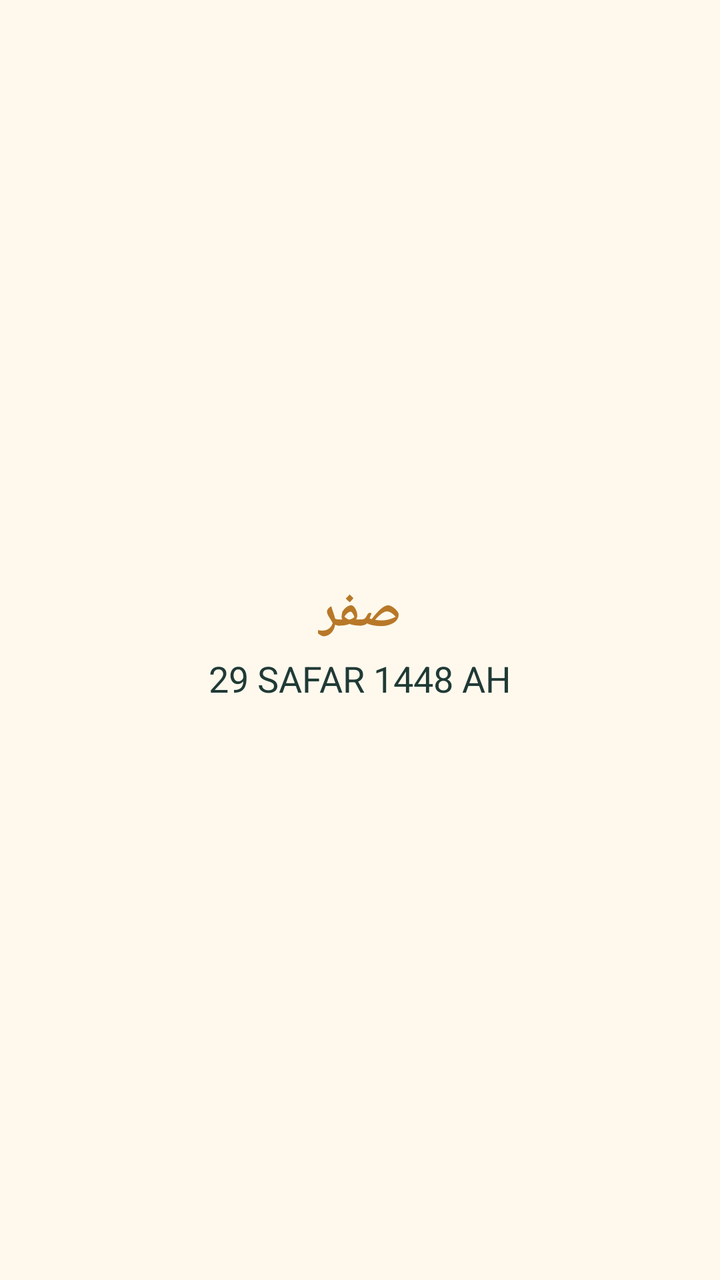
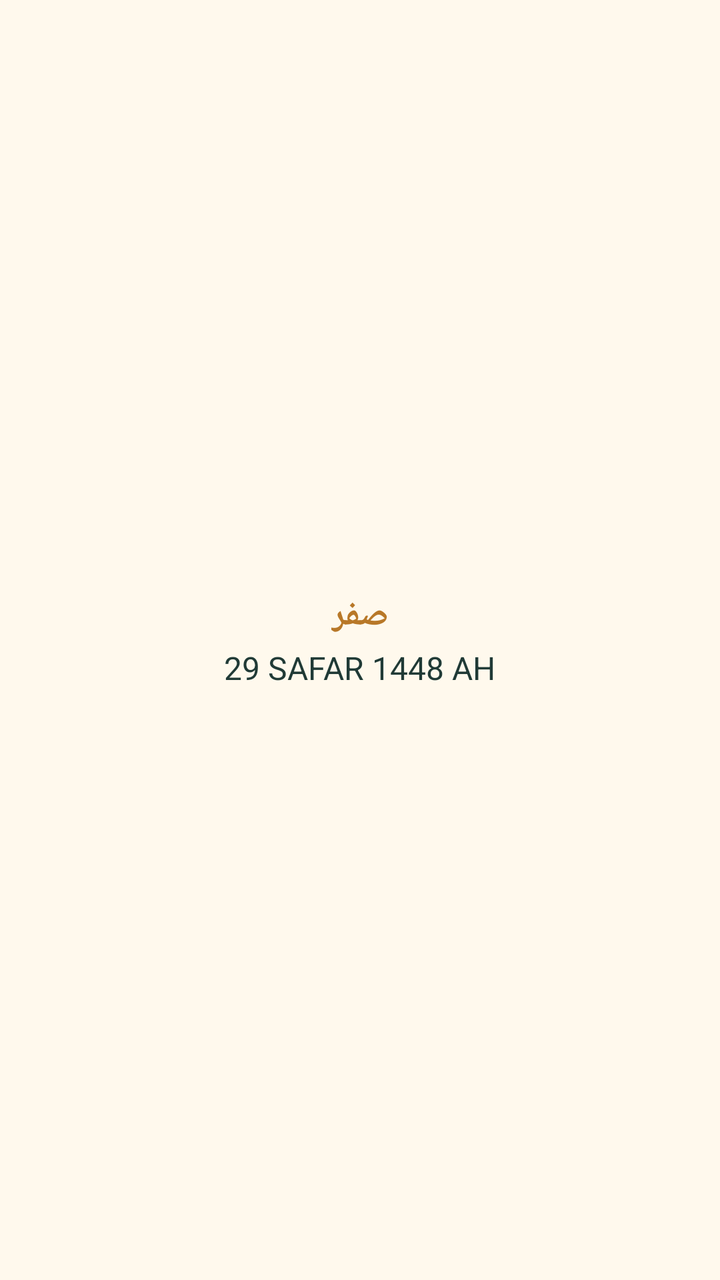

Two renders of the same Android screen: before a commit and after it. Below are the layout's source before the change and the commit's diff.
<!-- AndroidManifest.xml: fallback theme Theme.MaterialComponents.DayNight.NoActionBar -->
<!-- res/layout/today_date_preview.xml -->
<?xml version="1.0" encoding="utf-8"?>
<LinearLayout xmlns:android="http://schemas.android.com/apk/res/android"
               android:layout_width="match_parent"
               android:layout_height="match_parent"
               android:orientation="vertical"
               android:gravity="center"
               android:padding="14dp"
               android:background="#FFF9ED">

<TextView
        android:layout_width="wrap_content"
        android:layout_height="wrap_content"
        android:text="صفر"
        android:textSize="26sp"
        android:textStyle="bold"
        android:textColor="#B87828" />

<TextView
        android:layout_width="wrap_content"
        android:layout_height="wrap_content"
        android:layout_marginTop="3dp"
        android:text="29 SAFAR 1448 AH"
        android:textSize="18sp"
        android:textColor="#203A36" />

</LinearLayout>
<!-- resources referenced by this layout -->
<resources>

</resources>

<!-- the commit's change to res/layout/today_date_preview.xml (unified diff, before → after) -->
@@ -11,7 +11,7 @@
         android:layout_width="wrap_content"
         android:layout_height="wrap_content"
         android:text="صفر"
-        android:textSize="26sp"
+        android:textSize="18sp"
         android:textStyle="bold"
         android:textColor="#B87828" />
 
@@ -20,7 +20,7 @@
         android:layout_height="wrap_content"
         android:layout_marginTop="3dp"
         android:text="29 SAFAR 1448 AH"
-        android:textSize="18sp"
+        android:textSize="16sp"
         android:textColor="#203A36" />
 
 </LinearLayout>
